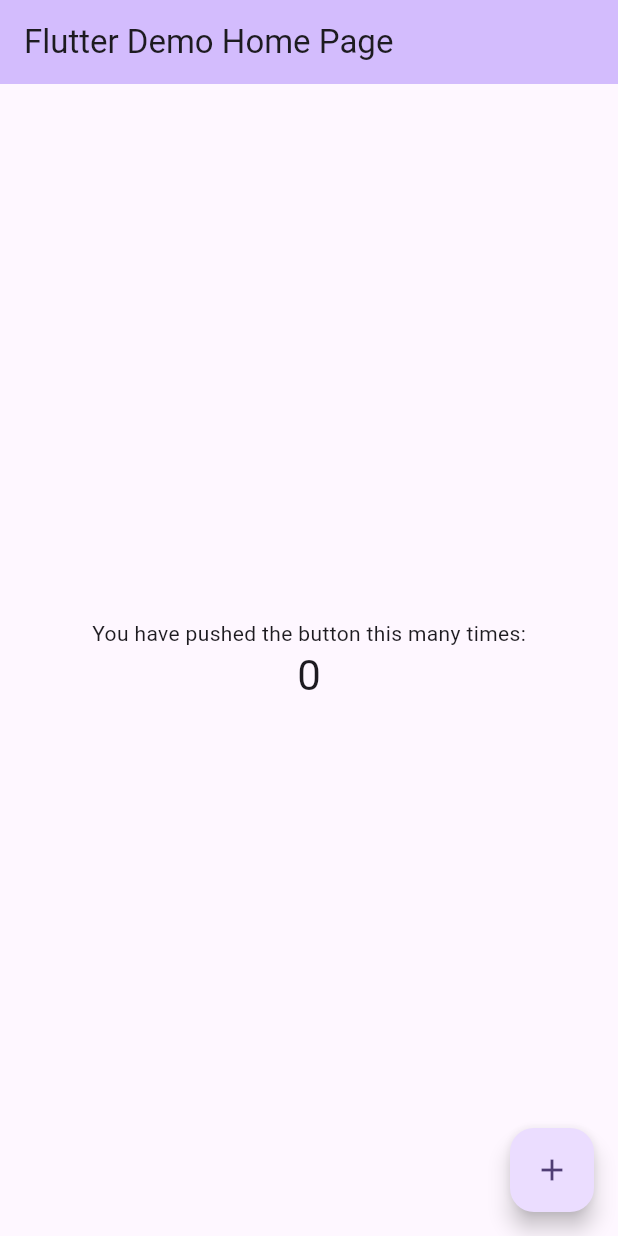
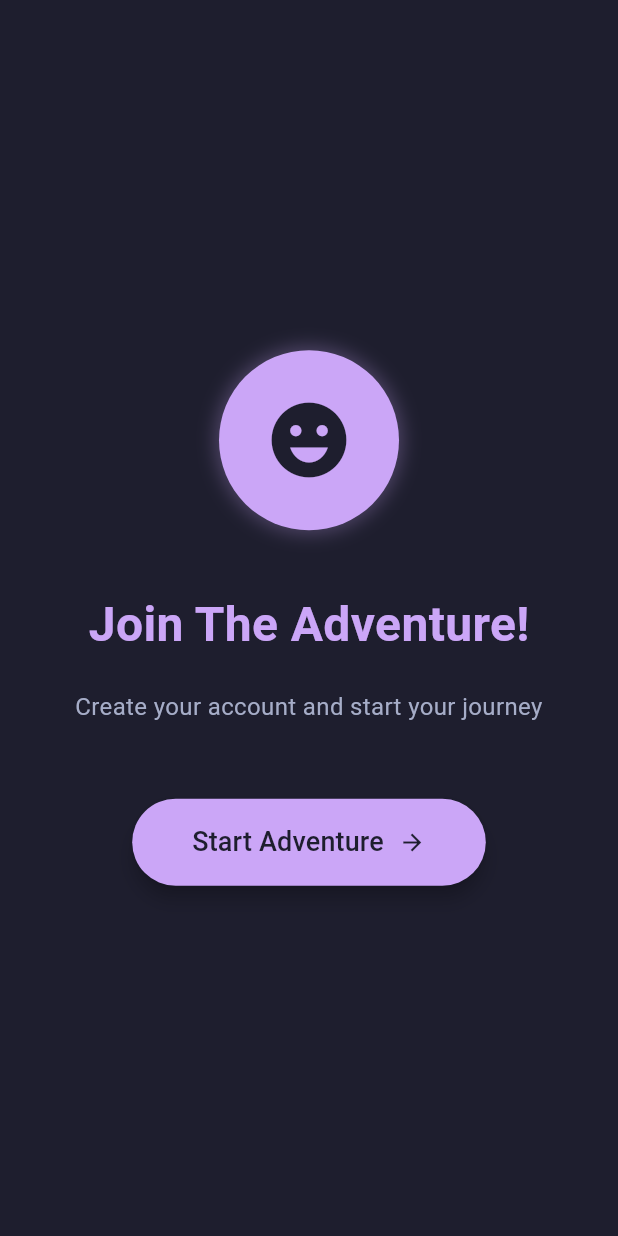
Before and after one commit to Motaphe/signup_adventure, a Flutter app: the screen it shows after launch, on a phone screen of 412 x 824 dp. Run offline on Flutter 3.47's test engine with Material 3 defaults, Android fonts, the phone set to English and light mode, and no system bars; drawn by our look-alikes of animated_text_kit; our stand-ins replace confetti.

Commit message:
Built signup adventure app with Catppuccin Mocha theme

```diff
--- a/lib/main.dart
+++ b/lib/main.dart
@@ -1,4 +1,6 @@
 import 'package:flutter/material.dart';
+import 'screens/welcome_screen.dart';
+import 'utils/colors.dart';
 
 void main() {
   runApp(const MyApp());
@@ -7,116 +9,20 @@ void main() {
 class MyApp extends StatelessWidget {
   const MyApp({super.key});
 
-  // This widget is the root of your application.
   @override
   Widget build(BuildContext context) {
     return MaterialApp(
-      title: 'Flutter Demo',
+      title: 'Signup Adventure',
+      debugShowCheckedModeBanner: false,
       theme: ThemeData(
-        // This is the theme of your application.
-        //
-        // TRY THIS: Try running your application with "flutter run". You'll see
-        // the application has a purple toolbar. Then, without quitting the app,
-        // try changing the seedColor in the colorScheme below to Colors.green
-        // and then invoke "hot reload" (save your changes or press the "hot
-        // reload" button in a Flutter-supported IDE, or press "r" if you used
-        // the command line to start the app).
-        //
-        // Notice that the counter didn't reset back to zero; the application
-        // state is not lost during the reload. To reset the state, use hot
-        // restart instead.
-        //
-        // This works for code too, not just values: Most code changes can be
-        // tested with just a hot reload.
-        colorScheme: ColorScheme.fromSeed(seedColor: Colors.deepPurple),
+        colorScheme: ColorScheme.dark(
+          primary: CatppuccinMocha.mauve,
+          secondary: CatppuccinMocha.pink,
+          surface: CatppuccinMocha.base,
+        ),
+        scaffoldBackgroundColor: CatppuccinMocha.base,
       ),
-      home: const MyHomePage(title: 'Flutter Demo Home Page'),
+      home: const WelcomeScreen(),
     );
   }
 }
-
-class MyHomePage extends StatefulWidget {
-  const MyHomePage({super.key, required this.title});
-
-  // This widget is the home page of your application. It is stateful, meaning
-  // that it has a State object (defined below) that contains fields that affect
-  // how it looks.
-
-  // This class is the configuration for the state. It holds the values (in this
-  // case the title) provided by the parent (in this case the App widget) and
-  // used by the build method of the State. Fields in a Widget subclass are
-  // always marked "final".
-
-  final String title;
-
-  @override
-  State<MyHomePage> createState() => _MyHomePageState();
-}
-
-class _MyHomePageState extends State<MyHomePage> {
-  int _counter = 0;
-
-  void _incrementCounter() {
-    setState(() {
-      // This call to setState tells the Flutter framework that something has
-      // changed in this State, which causes it to rerun the build method below
-      // so that the display can reflect the updated values. If we changed
-      // _counter without calling setState(), then the build method would not be
-      // called again, and so nothing would appear to happen.
-      _counter++;
-    });
-  }
-
-  @override
-  Widget build(BuildContext context) {
-    // This method is rerun every time setState is called, for instance as done
-    // by the _incrementCounter method above.
-    //
-    // The Flutter framework has been optimized to make rerunning build methods
-    // fast, so that you can just rebuild anything that needs updating rather
-    // than having to individually change instances of widgets.
-    return Scaffold(
-      appBar: AppBar(
-        // TRY THIS: Try changing the color here to a specific color (to
-        // Colors.amber, perhaps?) and trigger a hot reload to see the AppBar
-        // change color while the other colors stay the same.
-        backgroundColor: Theme.of(context).colorScheme.inversePrimary,
-        // Here we take the value from the MyHomePage object that was created by
-        // the App.build method, and use it to set our appbar title.
-        title: Text(widget.title),
-      ),
-      body: Center(
-        // Center is a layout widget. It takes a single child and positions it
-        // in the middle of the parent.
-        child: Column(
-          // Column is also a layout widget. It takes a list of children and
-          // arranges them vertically. By default, it sizes itself to fit its
-          // children horizontally, and tries to be as tall as its parent.
-          //
-          // Column has various properties to control how it sizes itself and
-          // how it positions its children. Here we use mainAxisAlignment to
-          // center the children vertically; the main axis here is the vertical
-          // axis because Columns are vertical (the cross axis would be
-          // horizontal).
-          //
-          // TRY THIS: Invoke "debug painting" (choose the "Toggle Debug Paint"
-          // action in the IDE, or press "p" in the console), to see the
-          // wireframe for each widget.
-          mainAxisAlignment: MainAxisAlignment.center,
-          children: <Widget>[
-            const Text('You have pushed the button this many times:'),
-            Text(
-              '$_counter',
-              style: Theme.of(context).textTheme.headlineMedium,
-            ),
-          ],
-        ),
-      ),
-      floatingActionButton: FloatingActionButton(
-        onPressed: _incrementCounter,
-        tooltip: 'Increment',
-        child: const Icon(Icons.add),
-      ), // This trailing comma makes auto-formatting nicer for build methods.
-    );
-  }
-}
--- /dev/null
+++ b/lib/screens/welcome_screen.dart
@@ -0,0 +1,101 @@
+import 'package:flutter/material.dart';
+import 'package:animated_text_kit/animated_text_kit.dart';
+import '../utils/colors.dart';
+import 'signup_screen.dart';
+
+// Welcome Screen with Animation
+class WelcomeScreen extends StatelessWidget {
+  const WelcomeScreen({super.key});
+
+  @override
+  Widget build(BuildContext context) {
+    return Scaffold(
+      backgroundColor: CatppuccinMocha.base,
+      body: Center(
+        child: SingleChildScrollView(
+          padding: const EdgeInsets.all(20.0),
+          child: Column(
+            mainAxisAlignment: MainAxisAlignment.center,
+            children: [
+              // Animated Icon
+              Container(
+                width: 120,
+                height: 120,
+                decoration: BoxDecoration(
+                  color: CatppuccinMocha.mauve,
+                  shape: BoxShape.circle,
+                  boxShadow: [
+                    BoxShadow(
+                      color: CatppuccinMocha.mauve.withValues(alpha: 0.3),
+                      blurRadius: 10,
+                      spreadRadius: 2,
+                    )
+                  ],
+                ),
+                child: const Icon(
+                  Icons.emoji_emotions,
+                  color: CatppuccinMocha.base,
+                  size: 60,
+                ),
+              ),
+              const SizedBox(height: 40),
+              // Animated Title
+              AnimatedTextKit(
+                animatedTexts: [
+                  TypewriterAnimatedText(
+                    'Join The Adventure!',
+                    textStyle: const TextStyle(
+                      fontSize: 32,
+                      fontWeight: FontWeight.bold,
+                      color: CatppuccinMocha.mauve,
+                    ),
+                    speed: const Duration(milliseconds: 100),
+                  ),
+                ],
+                totalRepeatCount: 1,
+              ),
+              const SizedBox(height: 20),
+              const Text(
+                'Create your account and start your journey',
+                textAlign: TextAlign.center,
+                style: TextStyle(fontSize: 16, color: CatppuccinMocha.subtext0),
+              ),
+              const SizedBox(height: 50),
+              // Start Button
+              ElevatedButton(
+                onPressed: () {
+                  Navigator.push(
+                    context,
+                    MaterialPageRoute(
+                        builder: (context) => const SignupScreen()),
+                  );
+                },
+                style: ElevatedButton.styleFrom(
+                  backgroundColor: CatppuccinMocha.mauve,
+                  padding:
+                      const EdgeInsets.symmetric(horizontal: 40, vertical: 16),
+                  shape: RoundedRectangleBorder(
+                    borderRadius: BorderRadius.circular(30),
+                  ),
+                  elevation: 5,
+                ),
+                child: const Row(
+                  mainAxisSize: MainAxisSize.min,
+                  children: [
+                    Text(
+                      'Start Adventure',
+                      style:
+                          TextStyle(fontSize: 18, color: CatppuccinMocha.base),
+                    ),
+                    SizedBox(width: 10),
+                    Icon(Icons.arrow_forward, color: CatppuccinMocha.base),
+                  ],
+                ),
+              ),
+            ],
+          ),
+        ),
+      ),
+    );
+  }
+}
--- /dev/null
+++ b/lib/utils/colors.dart
@@ -0,0 +1,31 @@
+import 'package:flutter/material.dart';
+
+// Catppuccin Mocha Color Palette
+class CatppuccinMocha {
+  static const Color rosewater = Color(0xFFF5E0DC);
+  static const Color flamingo = Color(0xFFF2CDCD);
+  static const Color pink = Color(0xFFF5C2E7);
+  static const Color mauve = Color(0xFFCBA6F7);
+  static const Color red = Color(0xFFF38BA8);
+  static const Color maroon = Color(0xFFEBA0AC);
+  static const Color peach = Color(0xFFFAB387);
+  static const Color yellow = Color(0xFFF9E2AF);
+  static const Color green = Color(0xFFA6E3A1);
+  static const Color teal = Color(0xFF94E2D5);
+  static const Color sky = Color(0xFF89DCEB);
+  static const Color sapphire = Color(0xFF74C7EC);
+  static const Color blue = Color(0xFF89B4FA);
+  static const Color lavender = Color(0xFFB4BEFE);
+  static const Color text = Color(0xFFCDD6F4);
+  static const Color subtext1 = Color(0xFFBAC2DE);
+  static const Color subtext0 = Color(0xFFA6ADC8);
+  static const Color overlay2 = Color(0xFF9399B2);
+  static const Color overlay1 = Color(0xFF7F849C);
+  static const Color overlay0 = Color(0xFF6C7086);
+  static const Color surface2 = Color(0xFF585B70);
+  static const Color surface1 = Color(0xFF45475A);
+  static const Color surface0 = Color(0xFF313244);
+  static const Color base = Color(0xFF1E1E2E);
+  static const Color mantle = Color(0xFF181825);
+  static const Color crust = Color(0xFF11111B);
+}
--- a/pubspec.yaml
+++ b/pubspec.yaml
@@ -34,6 +34,8 @@ dependencies:
   # The following adds the Cupertino Icons font to your application.
   # Use with the CupertinoIcons class for iOS style icons.
   cupertino_icons: ^1.0.8
+  animated_text_kit: ^4.2.2
+  confetti: ^0.7.0
 
 dev_dependencies:
   flutter_test:
```
Also changed, not shown: lib/screens/signup_screen.dart (added, +315 -0 lines), lib/screens/success_screen.dart (added, +135 -0 lines), pubspec.lock.
